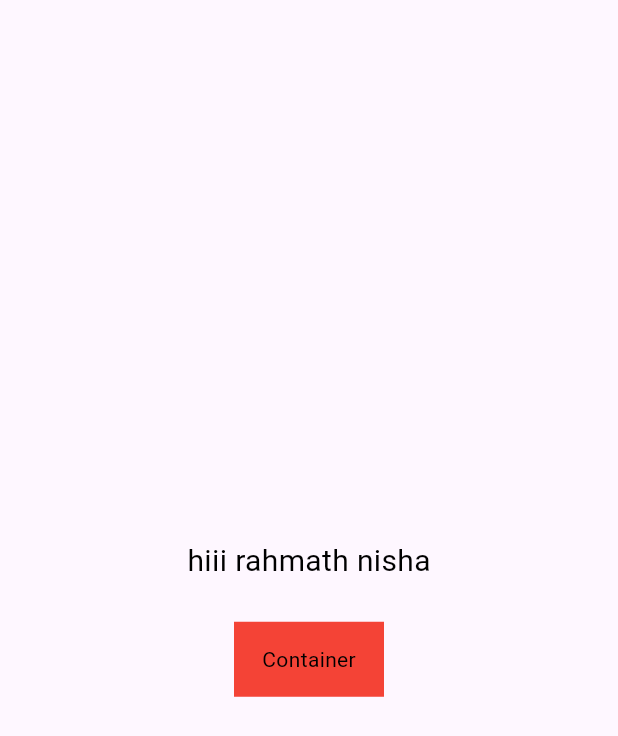
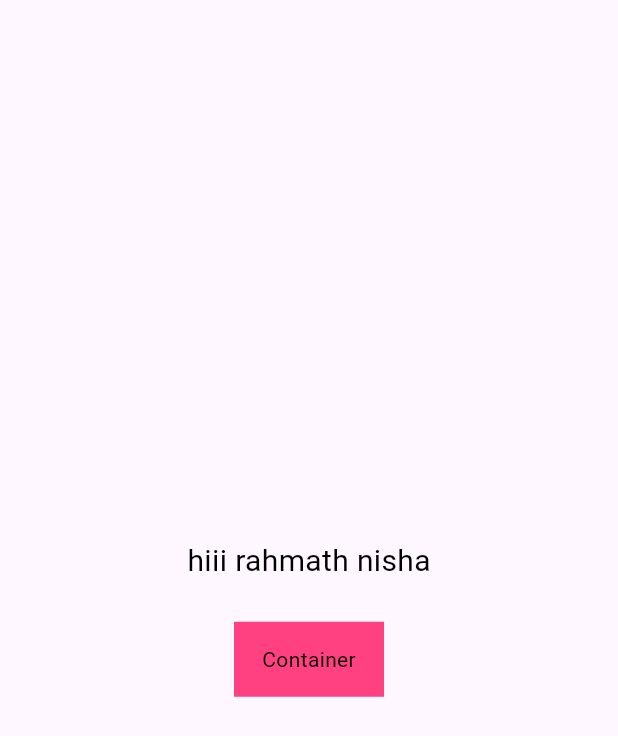
Before and after one commit to Arsathali/servizzy, a Flutter app: the screen it shows after launch, on a phone screen of 412 x 824 dp. Shown: the top 736 px of the screen. Run offline on Flutter 3.47's test engine with Material 3 defaults, Android fonts, the phone set to English and light mode, and no system bars.

Commit message:
container color change

```diff
--- a/lib/main.dart
+++ b/lib/main.dart
@@ -48,7 +48,7 @@ class _MyHomePageState extends State<MyHomePage> {
             Container(
               width: 100,
               height: 50,
-              color: Colors.red, // Example container styling
+              color: Colors.pinkAccent, // Example container styling
               child: const Center(
                 child: Text(
                   'Container',
```
